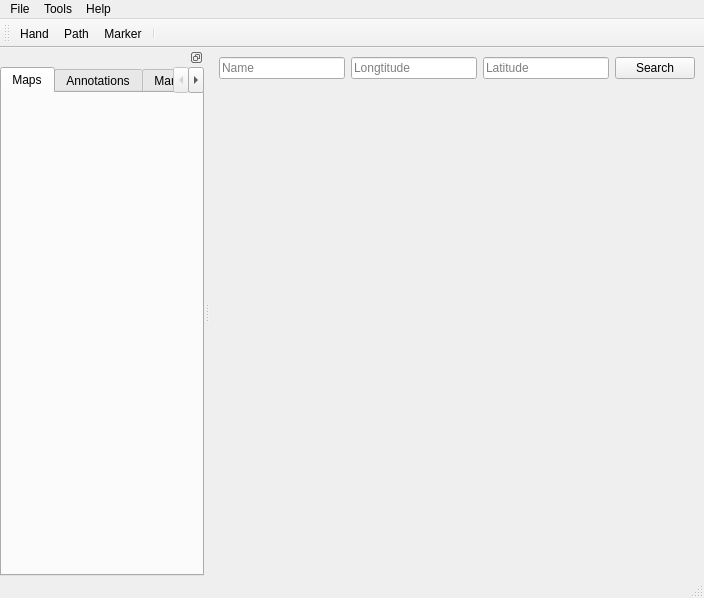
First picture: the form in ui/main_window.ui, repository Amirreza-Saeedi/Map-App, before the edit.
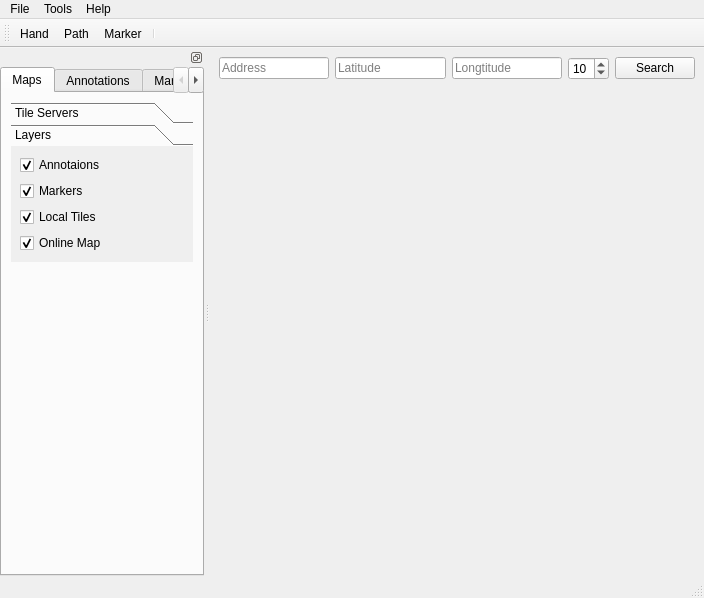
Second picture: the form after the edit. Icons and pictures are not drawn.

Commit message: one layer simple map added to gui

What changed in the file:
```diff
--- a/ui/main_window.ui
+++ b/ui/main_window.ui
@@ -63,26 +63,7 @@
           <item>
            <widget class="QLineEdit" name="lineEditName">
             <property name="placeholderText">
-             <string>Name</string>
-            </property>
-           </widget>
-          </item>
-          <item>
-           <widget class="QLineEdit" name="lineEditLon">
-            <property name="sizePolicy">
-             <sizepolicy hsizetype="Expanding" vsizetype="Fixed">
-              <horstretch>0</horstretch>
-              <verstretch>0</verstretch>
-             </sizepolicy>
-            </property>
-            <property name="maximumSize">
-             <size>
-              <width>200</width>
-              <height>16777215</height>
-             </size>
-            </property>
-            <property name="placeholderText">
-             <string>Longtitude</string>
+             <string>Address</string>
             </property>
            </widget>
           </item>
@@ -102,6 +83,38 @@
             </property>
            </widget>
           </item>
+          <item>
+           <widget class="QLineEdit" name="lineEditLon">
+            <property name="sizePolicy">
+             <sizepolicy hsizetype="Expanding" vsizetype="Fixed">
+              <horstretch>0</horstretch>
+              <verstretch>0</verstretch>
+             </sizepolicy>
+            </property>
+            <property name="maximumSize">
+             <size>
+              <width>200</width>
+              <height>16777215</height>
+             </size>
+            </property>
+            <property name="placeholderText">
+             <string>Longtitude</string>
+            </property>
+           </widget>
+          </item>
+          <item>
+           <widget class="QSpinBox" name="spinBoxZoom">
+            <property name="minimum">
+             <number>1</number>
+            </property>
+            <property name="maximum">
+             <number>19</number>
+            </property>
+            <property name="value">
+             <number>10</number>
+            </property>
+           </widget>
+          </item>
           <item>
            <widget class="QPushButton" name="pushButtonSearch">
             <property name="text">
@@ -113,7 +126,9 @@
         </widget>
        </item>
        <item>
-        <widget class="QWidget" name="widgetMap" native="true"/>
+        <widget class="QWidget" name="widgetMap" native="true">
+         <layout class="QVBoxLayout" name="mapLayout"/>
+        </widget>
        </item>
       </layout>
      </widget>
@@ -200,6 +215,12 @@
     <number>1</number>
    </attribute>
    <widget class="QWidget" name="dockWidgetContents">
+    <property name="sizePolicy">
+     <sizepolicy hsizetype="Preferred" vsizetype="Preferred">
+      <horstretch>0</horstretch>
+      <verstretch>0</verstretch>
+     </sizepolicy>
+    </property>
     <layout class="QVBoxLayout" name="verticalLayout_2">
      <property name="leftMargin">
       <number>0</number>
@@ -215,6 +236,12 @@
      </property>
      <item>
       <widget class="QTabWidget" name="tabWidget">
+       <property name="sizePolicy">
+        <sizepolicy hsizetype="Expanding" vsizetype="Expanding">
+         <horstretch>0</horstretch>
+         <verstretch>0</verstretch>
+        </sizepolicy>
+       </property>
        <property name="tabPosition">
         <enum>QTabWidget::North</enum>
        </property>
@@ -240,9 +267,155 @@
         <bool>false</bool>
        </property>
        <widget class="QWidget" name="tabMaps">
+        <property name="sizePolicy">
+         <sizepolicy hsizetype="Preferred" vsizetype="Preferred">
+          <horstretch>0</horstretch>
+          <verstretch>0</verstretch>
+         </sizepolicy>
+        </property>
         <attribute name="title">
          <string>Maps</string>
         </attribute>
+        <layout class="QVBoxLayout" name="verticalLayout_3">
+         <property name="spacing">
+          <number>7</number>
+         </property>
+         <property name="sizeConstraint">
+          <enum>QLayout::SetDefaultConstraint</enum>
+         </property>
+         <item>
+          <widget class="QToolBox" name="toolBox">
+           <property name="sizePolicy">
+            <sizepolicy hsizetype="Preferred" vsizetype="Fixed">
+             <horstretch>0</horstretch>
+             <verstretch>0</verstretch>
+            </sizepolicy>
+           </property>
+           <property name="layoutDirection">
+            <enum>Qt::LeftToRight</enum>
+           </property>
+           <property name="autoFillBackground">
+            <bool>false</bool>
+           </property>
+           <property name="frameShape">
+            <enum>QFrame::NoFrame</enum>
+           </property>
+           <property name="frameShadow">
+            <enum>QFrame::Plain</enum>
+           </property>
+           <property name="currentIndex">
+            <number>1</number>
+           </property>
+           <property name="tabSpacing">
+            <number>0</number>
+           </property>
+           <widget class="QWidget" name="page">
+            <property name="geometry">
+             <rect>
+              <x>0</x>
+              <y>0</y>
+              <width>178</width>
+              <height>44</height>
+             </rect>
+            </property>
+            <property name="sizePolicy">
+             <sizepolicy hsizetype="Preferred" vsizetype="Fixed">
+              <horstretch>0</horstretch>
+              <verstretch>0</verstretch>
+             </sizepolicy>
+            </property>
+            <attribute name="label">
+             <string>Tile Servers</string>
+            </attribute>
+            <layout class="QVBoxLayout" name="verticalLayout_4">
+             <item>
+              <widget class="QComboBox" name="comboBoxTileServer"/>
+             </item>
+            </layout>
+           </widget>
+           <widget class="QWidget" name="page_2">
+            <property name="geometry">
+             <rect>
+              <x>0</x>
+              <y>0</y>
+              <width>178</width>
+              <height>123</height>
+             </rect>
+            </property>
+            <property name="sizePolicy">
+             <sizepolicy hsizetype="Preferred" vsizetype="Fixed">
+              <horstretch>0</horstretch>
+              <verstretch>0</verstretch>
+             </sizepolicy>
+            </property>
+            <attribute name="label">
+             <string>Layers</string>
+            </attribute>
+            <layout class="QVBoxLayout" name="verticalLayout_6">
+             <item>
+              <widget class="QCheckBox" name="checkBoxAnnotations">
+               <property name="autoFillBackground">
+                <bool>false</bool>
+               </property>
+               <property name="text">
+                <string>Annotaions</string>
+               </property>
+               <property name="checked">
+                <bool>true</bool>
+               </property>
+               <property name="tristate">
+                <bool>false</bool>
+               </property>
+              </widget>
+             </item>
+             <item>
+              <widget class="QCheckBox" name="checkBoxMarkers">
+               <property name="text">
+                <string>Markers</string>
+               </property>
+               <property name="checked">
+                <bool>true</bool>
+               </property>
+              </widget>
+             </item>
+             <item>
+              <widget class="QCheckBox" name="checkBoxLocalTiles">
+               <property name="text">
+                <string>Local Tiles</string>
+               </property>
+               <property name="checked">
+                <bool>true</bool>
+               </property>
+              </widget>
+             </item>
+             <item>
+              <widget class="QCheckBox" name="checkBoxOnlineMap">
+               <property name="text">
+                <string>Online Map</string>
+               </property>
+               <property name="checked">
+                <bool>true</bool>
+               </property>
+              </widget>
+             </item>
+            </layout>
+           </widget>
+          </widget>
+         </item>
+         <item>
+          <spacer name="verticalSpacer">
+           <property name="orientation">
+            <enum>Qt::Vertical</enum>
+           </property>
+           <property name="sizeHint" stdset="0">
+            <size>
+             <width>20</width>
+             <height>40</height>
+            </size>
+           </property>
+          </spacer>
+         </item>
+        </layout>
        </widget>
        <widget class="QWidget" name="tabAnnotations">
         <attribute name="title">
```
Left out of the diff: 82 changed lines with no effect on the pictures. The commit also changes 3 other files.
